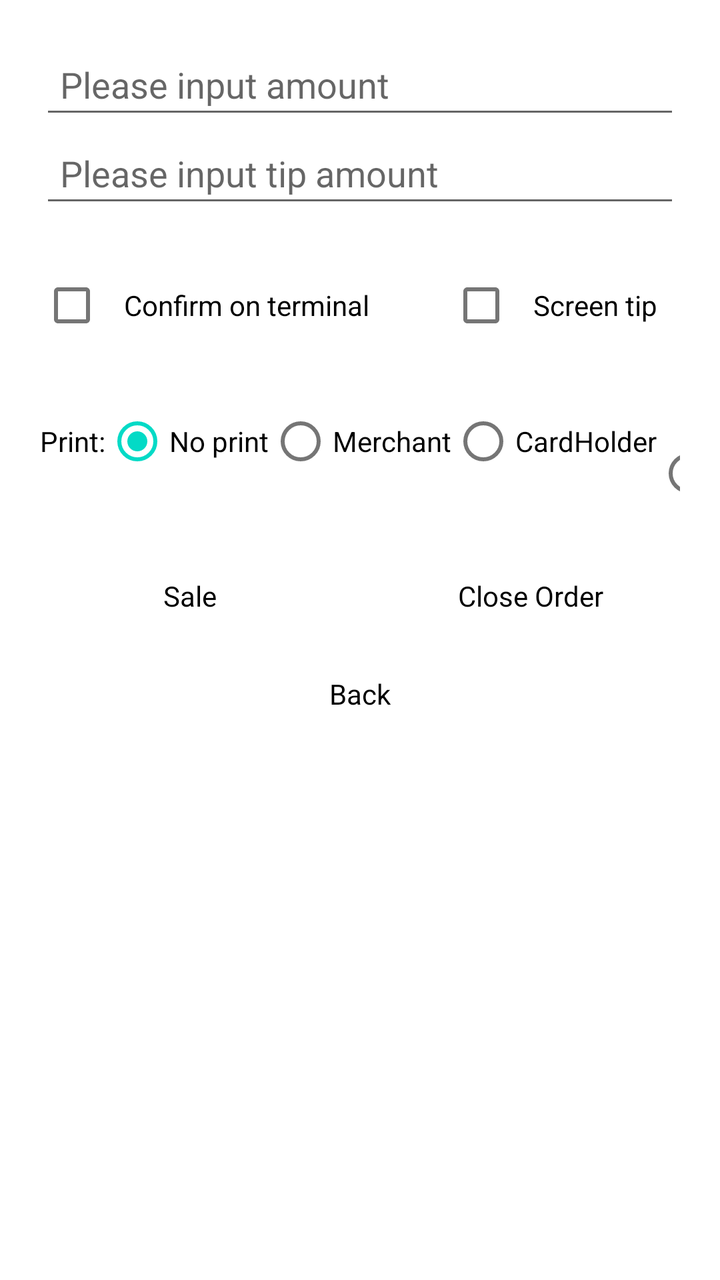
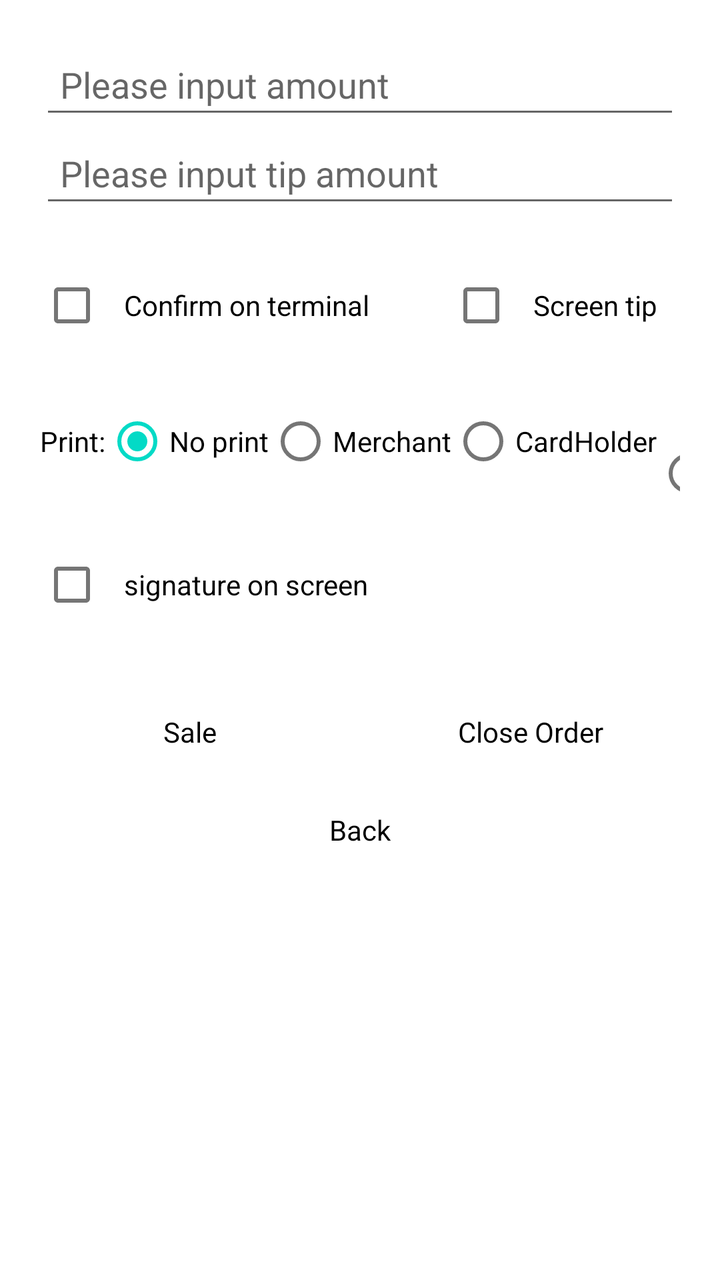

The first picture is an Android layout as it rendered before a commit; the second is the same layout after the commit. The layout source and the unified diff follow.
<!-- AndroidManifest.xml: fallback theme Theme.MaterialComponents.DayNight.NoActionBar -->
<!-- res/layout/activity_payment.xml -->
<LinearLayout xmlns:android="http://schemas.android.com/apk/res/android"
    android:layout_width="match_parent"
    android:layout_height="match_parent"
    android:orientation="vertical"
    android:background="#FFFFFF"
    android:padding="20dp">

    <EditText
        android:id="@+id/edit_input_amount"
        android:layout_width="match_parent"
        android:layout_height="wrap_content"
        android:hint="Please input amount"
        android:inputType="number"
        android:padding="10dp" />

    <EditText
        android:id="@+id/edit_input_tip_amount"
        android:layout_width="match_parent"
        android:layout_height="wrap_content"
        android:hint="Please input tip amount"
        android:inputType="number"
        android:padding="10dp" />

    <LinearLayout
        android:layout_width="match_parent"
        android:layout_height="wrap_content"
        android:layout_marginTop="20dp">

        <CheckBox
            android:id="@+id/confirm_on_terminal"
            android:layout_width="wrap_content"
            android:layout_height="wrap_content"
            android:checked="false"
            android:padding="10dp"
            android:text="Confirm on terminal" />

        <View
            android:layout_width="30dp"
            android:layout_height="0dp" />

        <CheckBox
            android:id="@+id/cb_screen_tip"
            android:layout_width="wrap_content"
            android:layout_height="wrap_content"
            android:checked="false"
            android:padding="10dp"
            android:text="Screen tip" />

    </LinearLayout>

    <LinearLayout
        android:layout_width="match_parent"
        android:layout_height="wrap_content"
        android:layout_marginTop="20dp">

        <RadioGroup
            android:id="@+id/radioGroup"
            android:layout_width="match_parent"
            android:layout_height="wrap_content"
            android:orientation="horizontal">

            <TextView
                android:layout_width="wrap_content"
                android:layout_height="wrap_content"
                android:text="Print:"
                android:textColor="#000000" />

            <RadioButton
                android:id="@+id/option_0"
                android:layout_width="wrap_content"
                android:layout_height="wrap_content"
                android:checked="true"
                android:text="No print" />

            <RadioButton
                android:id="@+id/option_1"
                android:layout_width="wrap_content"
                android:layout_height="wrap_content"
                android:text="Merchant" />

            <RadioButton
                android:id="@+id/option_2"
                android:layout_width="wrap_content"
                android:layout_height="wrap_content"
                android:text="CardHolder" />

            <RadioButton
                android:id="@+id/option_3"
                android:layout_width="wrap_content"
                android:layout_height="wrap_content"
                android:text="All" />
        </RadioGroup>
    </LinearLayout>

    <LinearLayout
        android:layout_width="match_parent"
        android:layout_height="wrap_content"
        android:layout_marginTop="20dp">

        <TextView
            android:id="@+id/tv_btn_1"
            android:layout_width="0dp"
            android:layout_height="wrap_content"
            android:layout_marginTop="10dp"
            android:layout_weight="1"
            android:background="#FFFFFF"
            android:textColor="#000000"
            android:gravity="center"
            android:padding="10dp"
            android:text="Sale" />

        <View
            android:layout_width="20dp"
            android:layout_height="0dp" />

        <TextView
            android:id="@+id/tv_btn_close"
            android:layout_width="0dp"
            android:layout_height="wrap_content"
            android:layout_marginTop="10dp"
            android:layout_weight="1"
            android:background="#FFFFFF"
            android:textColor="#000000"
            android:gravity="center"
            android:padding="10dp"
            android:text="Close Order" />
    </LinearLayout>

    <TextView
        android:id="@+id/tv_btn_2"
        android:layout_width="395dp"
        android:layout_height="wrap_content"
        android:layout_gravity="center_horizontal"
        android:layout_marginTop="10dp"
        android:background="#FFFFFF"
        android:textColor="#000000"
        android:gravity="center"
        android:padding="10dp"
        android:text="Back" />

    <androidx.core.widget.NestedScrollView
        android:layout_width="wrap_content"
        android:layout_height="wrap_content">

        <TextView
            android:id="@+id/tv_btn_3"
            android:layout_width="wrap_content"
            android:layout_height="wrap_content"
            android:layout_gravity="center_horizontal"
            android:layout_marginTop="10dp"
            android:padding="10dp"
            android:text="" />
    </androidx.core.widget.NestedScrollView>
</LinearLayout>
<!-- resources referenced by this layout -->
<resources>

</resources>

<!-- the commit's change to res/layout/activity_payment.xml (unified diff, before → after) -->
@@ -91,7 +91,20 @@
                 android:text="All" />
         </RadioGroup>
     </LinearLayout>
+    <LinearLayout
+        android:layout_width="match_parent"
+        android:layout_height="wrap_content"
+        android:layout_marginTop="20dp">
 
+        <CheckBox
+            android:id="@+id/option_signature"
+            android:layout_width="wrap_content"
+            android:layout_height="wrap_content"
+            android:checked="false"
+            android:padding="10dp"
+            android:text="signature on screen" />
+
+    </LinearLayout>
     <LinearLayout
         android:layout_width="match_parent"
         android:layout_height="wrap_content"
